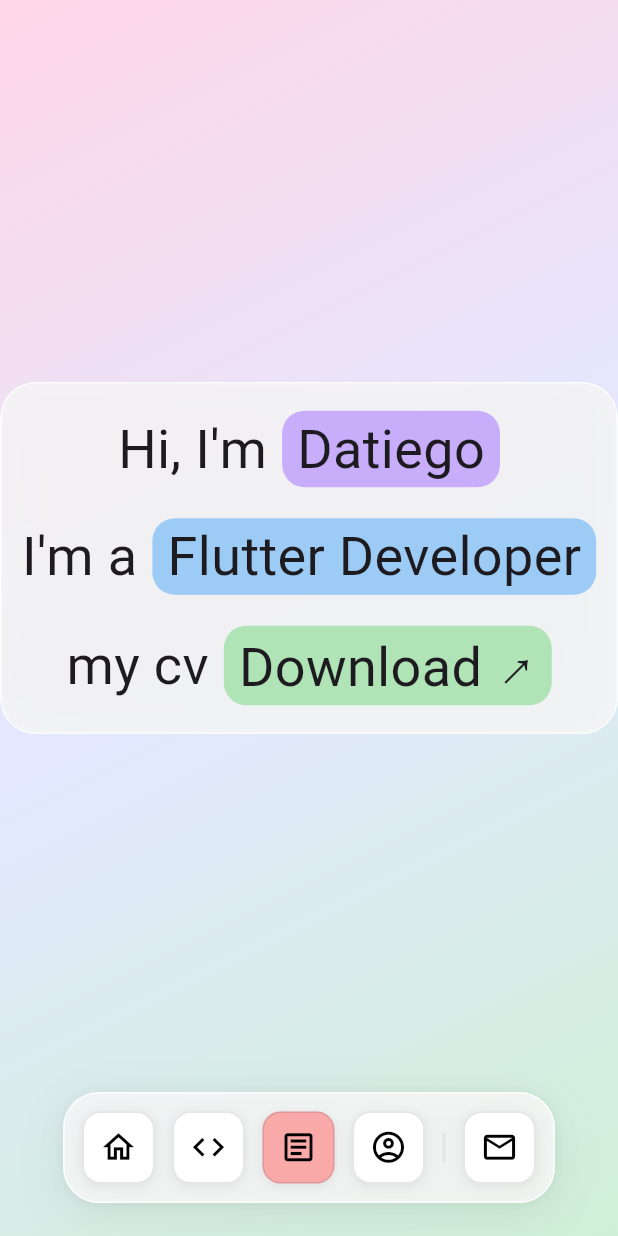
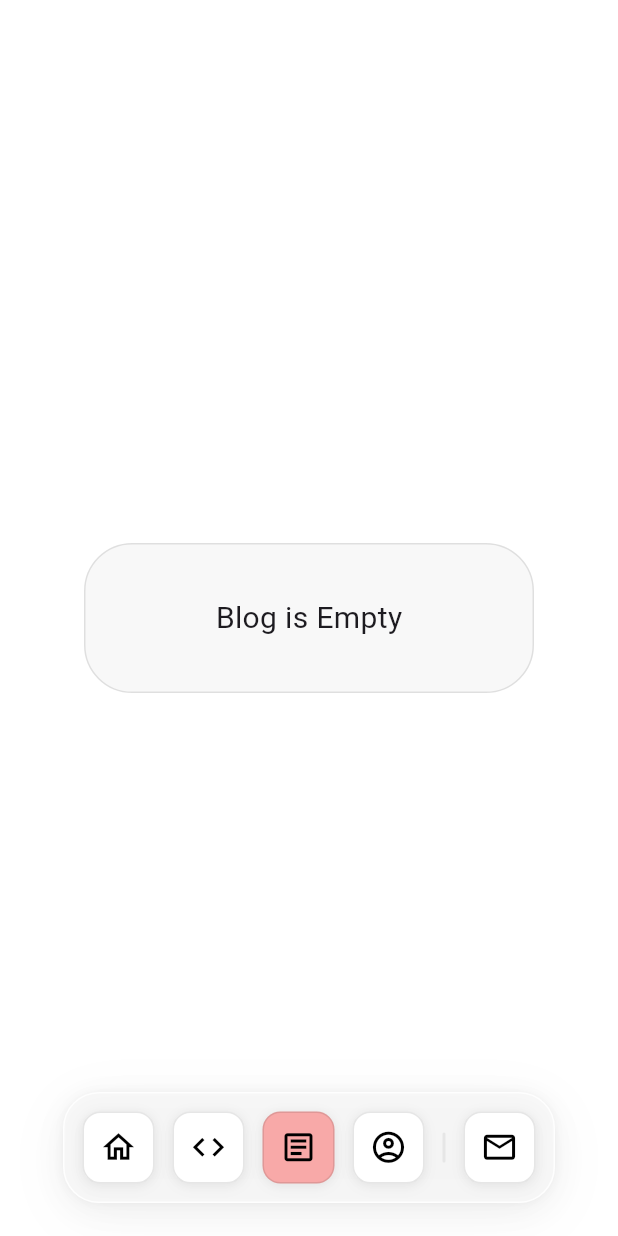
Before and after one commit to DanialYazdanParast/website_datiego, a Flutter app: the screen it shows after launch, item 3 of the bottom bar chosen, on a phone screen of 412 x 824 dp. Run offline on Flutter 3.47's test engine with Material 3 defaults, Android fonts, the phone set to English and light mode, and no system bars; drawn by our look-alikes of flutter_animate; our stand-ins replace animate_do, bloc, cached_network_image, dio, equatable, flutter_bloc and 3 more; missing offline and left inert: dart:html; network calls fail.

Commit message:
feat: create initial layout for BlogScreen

```diff
--- a/lib/core/common/root.dart
+++ b/lib/core/common/root.dart
@@ -1,6 +1,7 @@
 import 'package:flutter/material.dart';
 import 'package:website_datiego/core/common/bottom_navigattion.dart';
 import 'package:website_datiego/features/about_me/presentation/screens/about_me_screen.dart';
+import 'package:website_datiego/features/blog/presentation/screens/blog_screen.dart';
 import 'package:website_datiego/features/home/presentation/screens/home_screen.dart';
 import 'package:website_datiego/features/projects/presentation/screens/projects_screen.dart';
 
@@ -69,7 +70,7 @@
                   _navigator(_homeKey, homeindex, const HomeScreen()),
                   _navigator(
                       _projectsKey, projectsindex, const ProjectsScreen()),
-                  _navigator(_bloghKey, blogindex, const HomeScreen()),
+                  _navigator(_bloghKey, blogindex, const BlogScreen()),
                   _navigator(_aboutKey, aboutindex, const AboutMeScreen()),
                 ],
               ),
--- /dev/null
+++ b/lib/features/blog/presentation/screens/blog_screen.dart
@@ -0,0 +1,41 @@
+import 'package:flutter/material.dart';
+import 'package:flutter_animate/flutter_animate.dart';
+
+class BlogScreen extends StatelessWidget {
+  const BlogScreen({super.key});
+
+  @override
+  Widget build(BuildContext context) {
+    return Scaffold(
+      backgroundColor: Colors.white,
+      body: Center(
+        child: Container(
+          height: 100,
+          width: 300,
+          decoration: BoxDecoration(
+            color: const Color(0xFFf8f8f8), // معادل background-color
+            borderRadius: BorderRadius.circular(32),
+
+            border: Border.all(
+              color: const Color.fromRGBO(0, 0, 0, 0.1), // معادل border-color
+              width: 1, // معادل border-width
+              style: BorderStyle.solid, // معادل border-style
+            ),
+          ),
+          child: const Padding(
+            padding: EdgeInsets.all(5.0),
+            child: Center(
+              child: Text(
+                'Blog is Empty',
+                style: TextStyle(fontSize: 20),
+              ),
+            ),
+          ),
+        )
+            .animate()
+            .fadeIn(duration: 1000.ms, curve: Curves.easeIn)
+            .moveY(begin: 50, end: 0, duration: 800.ms, curve: Curves.easeOut),
+      ),
+    );
+  }
+}
```
